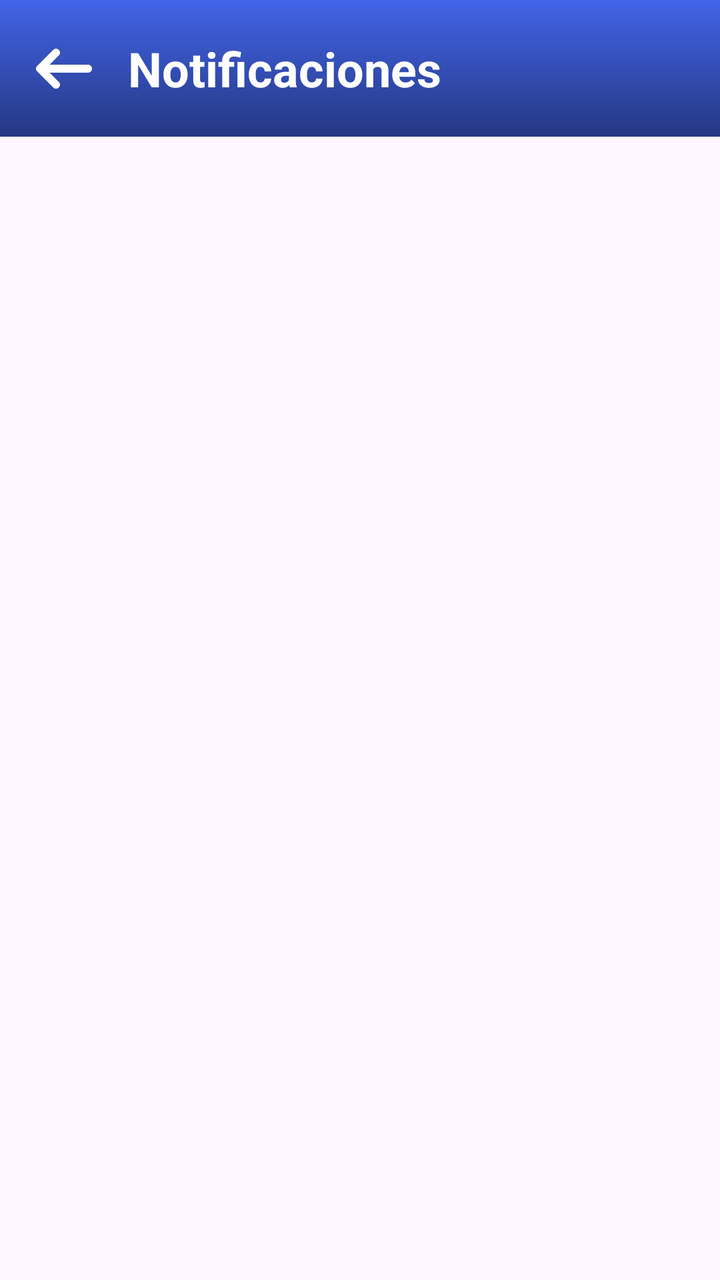
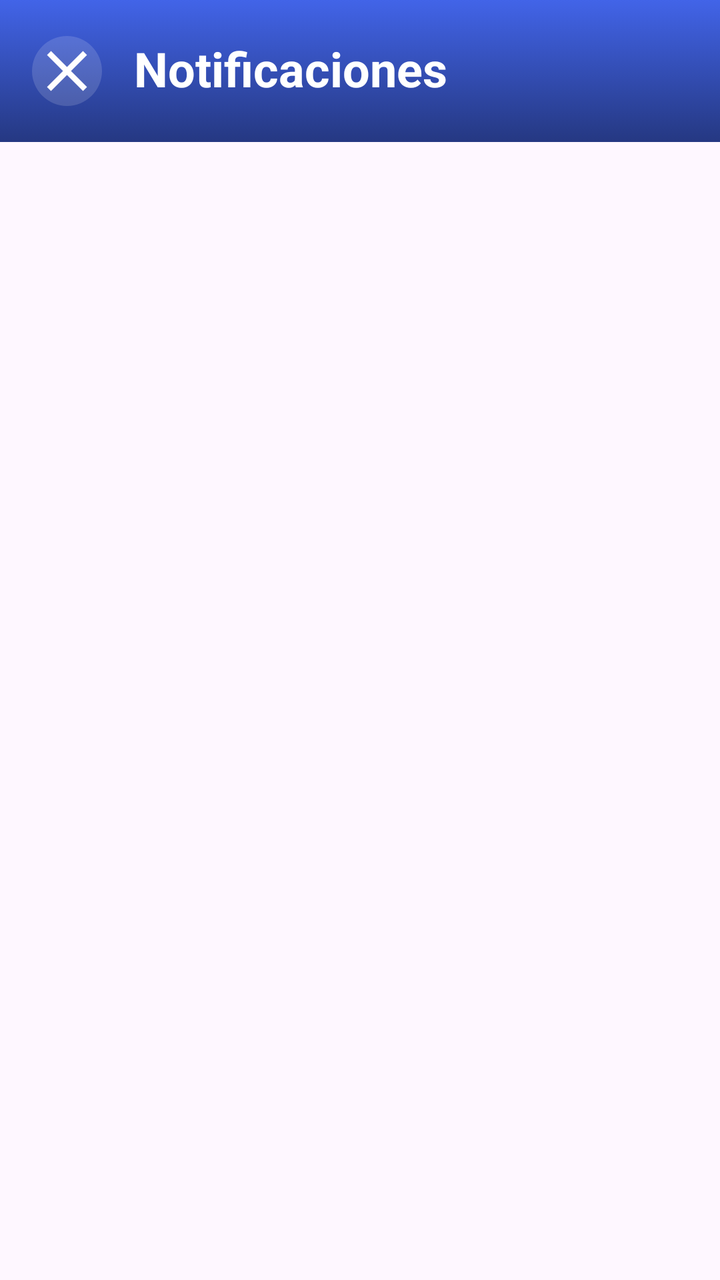

Compare the two renders of this Android layout. The source of the first and the diff that turns it into the second are given below.
<!-- AndroidManifest.xml: application theme Theme.ReparApp -->
<!-- res/layout/fragment_notification.xml -->
<?xml version="1.0" encoding="utf-8"?>
<androidx.appcompat.widget.LinearLayoutCompat xmlns:android="http://schemas.android.com/apk/res/android"
    xmlns:tools="http://schemas.android.com/tools"
    android:layout_width="match_parent"
    android:layout_height="match_parent"
    xmlns:app="http://schemas.android.com/apk/res-auto"
    android:orientation="vertical"
    tools:context=".views.ui.fragments.NotificationFragment">

    <androidx.constraintlayout.widget.ConstraintLayout
        android:id="@+id/headerLayout"
        android:layout_width="match_parent"
        android:layout_height="wrap_content"
        android:background="@drawable/bg_fondo"
        android:gravity="center_vertical"
        android:orientation="horizontal"
        android:paddingHorizontal="16dp"
        android:paddingVertical="18dp"
        >

        <ImageView
            android:id="@+id/img_flecha_back"
            android:layout_width="wrap_content"
            android:layout_height="wrap_content"
            app:layout_constraintStart_toStartOf="parent"
            app:layout_constraintTop_toTopOf="parent"
            app:layout_constraintBottom_toBottomOf="parent"
            android:src="@drawable/icon_arrow_back"
            />

        <TextView
            android:id="@+id/tv_titulo_home"
            android:layout_width="wrap_content"
            android:layout_height="wrap_content"
            android:layout_marginStart="16dp"
            android:text="Notificaciones"
            android:textColor="@android:color/white"
            android:textSize="24sp"
            android:textStyle="bold"
            app:layout_constraintStart_toEndOf="@id/img_flecha_back"
            app:layout_constraintTop_toTopOf="parent" />




    </androidx.constraintlayout.widget.ConstraintLayout>

    <androidx.recyclerview.widget.RecyclerView
        android:id="@+id/rv_lista_notificaciones"
        android:layout_width="match_parent"
        android:layout_height="wrap_content"
        android:paddingTop="8dp"
        android:paddingBottom="8dp"
        android:clipToPadding="false"
        app:layout_constraintBottom_toBottomOf="parent"
        tools:listitem="@layout/item_notification_user_prueba" />


</androidx.appcompat.widget.LinearLayoutCompat>
<!-- res/layout/item_notification_user_prueba.xml (included above) -->
<?xml version="1.0" encoding="utf-8"?>
<androidx.constraintlayout.widget.ConstraintLayout
    xmlns:android="http://schemas.android.com/apk/res/android"
    xmlns:app="http://schemas.android.com/apk/res-auto"
    android:layout_width="match_parent"
    android:layout_height="110dp"
    android:layout_margin="4dp"
    android:paddingEnd="16dp"
    android:paddingStart="16dp">

    <ImageView
        android:id="@+id/img_notifi"
        android:layout_width="40dp"
        android:layout_height="40dp"
        android:src="@drawable/icon_noti_item"
        app:layout_constraintStart_toStartOf="parent"
        app:layout_constraintTop_toTopOf="parent"
        android:layout_marginTop="10dp"
        android:layout_marginEnd="8dp"
        />

    <TextView
        android:id="@+id/tv_titulo"
        android:layout_width="0dp"
        android:layout_height="wrap_content"
        android:text="¡Dispositivo listo para recoger!"
        android:textStyle="bold"
        android:textSize="16sp"
        android:textColor="@color/black"
        app:layout_constraintStart_toEndOf="@id/img_notifi"
        app:layout_constraintEnd_toEndOf="parent"
        app:layout_constraintTop_toTopOf="@id/img_notifi"
        android:layout_marginStart="8dp"
        />

    <TextView
        android:id="@+id/tv_mensaje"
        android:layout_width="0dp"
        android:layout_height="wrap_content"
        android:text="Puedes acercarte a recoger tu equipo en la oficina de soporte técnico."
        android:textSize="14sp"
        android:textColor="#666666"
        android:layout_marginTop="4dp"
        app:layout_constraintStart_toStartOf="@id/tv_titulo"
        app:layout_constraintEnd_toEndOf="parent"
        app:layout_constraintTop_toBottomOf="@id/tv_titulo"/>

    <TextView
        android:id="@+id/tv_hora"
        android:layout_width="0dp"
        android:layout_height="wrap_content"
        android:text="19 jul. 2025 - 5:16 pm"
        android:textSize="14sp"
        android:textColor="#666666"
        android:layout_marginTop="4dp"
        app:layout_constraintStart_toStartOf="@id/tv_titulo"
        app:layout_constraintEnd_toEndOf="parent"
        app:layout_constraintTop_toBottomOf="@id/tv_mensaje"/>

    <View
        android:id="@+id/v_linea"
        android:layout_width="0dp"
        android:layout_height="1dp"
        android:layout_marginTop="8dp"
        android:background="#E4E4E4"
        app:layout_constraintStart_toStartOf="parent"
        app:layout_constraintEnd_toEndOf="parent"
        app:layout_constraintBottom_toBottomOf="parent"/>

</androidx.constraintlayout.widget.ConstraintLayout>
<!-- resources referenced by this layout -->
<resources>
  <color name="black">#FF000000</color>
  <!-- drawable bg_fondo (drawable) -->
  <?xml version="1.0" encoding="utf-8"?>
  <selector xmlns:android="http://schemas.android.com/apk/res/android">
      <item>
          <shape android:shape="rectangle">
              <gradient
                  android:type="linear"
                  android:angle="270"
                  android:startColor="#4264E8"
                  android:endColor="#253882" />
          </shape>
      </item>
  </selector>
  <!-- drawable icon_arrow_back (drawable) -->
  <vector xmlns:android="http://schemas.android.com/apk/res/android"
      android:width="32dp"
      android:height="32dp"
      android:viewportWidth="32"
      android:viewportHeight="32">
    <path
        android:fillColor="#FFFFFF"
        android:pathData="M28,14H8.8l4.62,-4.62C13.814,8.986 14,8.516 14,8c0,-0.984 -0.813,-2 -2,-2c-0.531,0 -0.994,0.193 -1.38,0.58l-7.958,7.958C2.334,14.866 2,15.271 2,16s0.279,1.08 0.646,1.447l7.974,7.973C11.006,25.807 11.469,26 12,26c1.188,0 2,-1.016 2,-2c0,-0.516 -0.186,-0.986 -0.58,-1.38L8.8,18H28c1.104,0 2,-0.896 2,-2S29.104,14 28,14z"/>
  </vector>
  <!-- drawable icon_noti_item: vector/xml drawable (drawable, 3731 chars, omitted) -->
  <style name="Theme.ReparApp" parent="Base.Theme.ReparApp" />
  <style name="Base.Theme.ReparApp" parent="Theme.Material3.DayNight.NoActionBar">
          
          
      </style>
</resources>

<!-- the commit's change to res/layout/fragment_notification.xml (unified diff, before → after) -->
@@ -19,13 +19,13 @@
         >
 
         <ImageView
-            android:id="@+id/img_flecha_back"
+            android:id="@+id/img_close"
             android:layout_width="wrap_content"
             android:layout_height="wrap_content"
             app:layout_constraintStart_toStartOf="parent"
             app:layout_constraintTop_toTopOf="parent"
             app:layout_constraintBottom_toBottomOf="parent"
-            android:src="@drawable/icon_arrow_back"
+            android:src="@drawable/icon_close2"
             />
 
         <TextView
@@ -37,7 +37,7 @@
             android:textColor="@android:color/white"
             android:textSize="24sp"
             android:textStyle="bold"
-            app:layout_constraintStart_toEndOf="@id/img_flecha_back"
+            app:layout_constraintStart_toEndOf="@id/img_close"
             app:layout_constraintTop_toTopOf="parent" />
 
 
<!-- resource entries referenced after the edit -->
@@ -14,15 +14,19 @@
           </shape>
       </item>
   </selector>
-  <!-- drawable icon_arrow_back (drawable) -->
+  <!-- drawable icon_close2 (drawable) -->
   <vector xmlns:android="http://schemas.android.com/apk/res/android"
-      android:width="32dp"
-      android:height="32dp"
-      android:viewportWidth="32"
-      android:viewportHeight="32">
+      android:width="35dp"
+      android:height="35dp"
+      android:viewportWidth="35"
+      android:viewportHeight="35">
     <path
-        android:fillColor="#FFFFFF"
-        android:pathData="M28,14H8.8l4.62,-4.62C13.814,8.986 14,8.516 14,8c0,-0.984 -0.813,-2 -2,-2c-0.531,0 -0.994,0.193 -1.38,0.58l-7.958,7.958C2.334,14.866 2,15.271 2,16s0.279,1.08 0.646,1.447l7.974,7.973C11.006,25.807 11.469,26 12,26c1.188,0 2,-1.016 2,-2c0,-0.516 -0.186,-0.986 -0.58,-1.38L8.8,18H28c1.104,0 2,-0.896 2,-2S29.104,14 28,14z"/>
+        android:pathData="M17.5,0L17.5,0A17.5,17.5 0,0 1,35 17.5L35,17.5A17.5,17.5 0,0 1,17.5 35L17.5,35A17.5,17.5 0,0 1,0 17.5L0,17.5A17.5,17.5 0,0 1,17.5 0z"
+        android:fillColor="#ffffff"
+        android:fillAlpha="0.15"/>
+    <path
+        android:pathData="M9.5,27.5L7.5,25.5L15.5,17.5L7.5,9.5L9.5,7.5L17.5,15.5L25.5,7.5L27.5,9.5L19.5,17.5L27.5,25.5L25.5,27.5L17.5,19.5L9.5,27.5Z"
+        android:fillColor="#ffffff"/>
   </vector>
   <!-- drawable icon_noti_item: vector/xml drawable (drawable, 3731 chars, omitted) -->
   <style name="Theme.ReparApp" parent="Base.Theme.ReparApp" />
